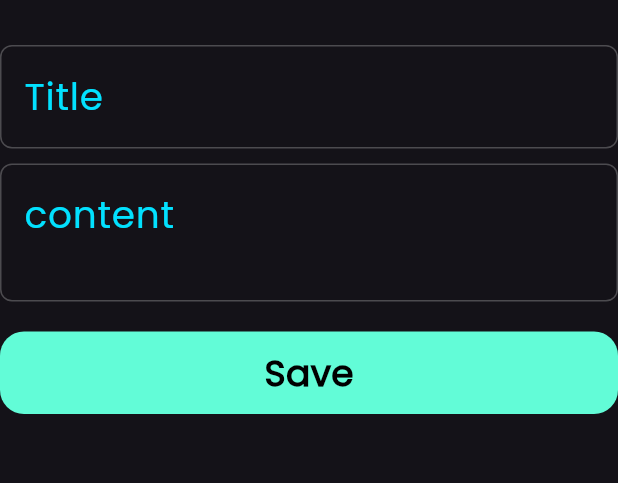
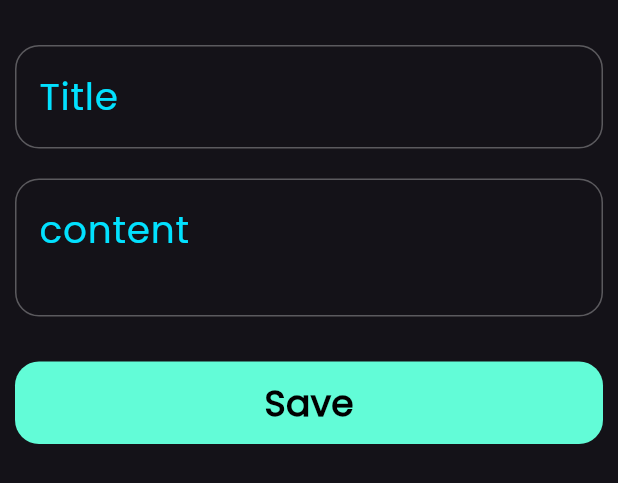
Before and after one commit to stormers15/Notes_App, a Flutter app: the AddNoteBottomSheet widget shown alone on an empty page, opened directly, on a phone screen of 412 x 824 dp. Shown: the top 483 px of the screen. Run offline on Flutter 3.47's test engine with Material 3 defaults, Android fonts, the phone set to English and light mode, and no system bars; our stand-ins replace flutter_bloc, font_awesome_flutter, hive, hive_flutter; accounts and stored records are empty.

Commit message:
create cubit

```diff
--- a/lib/Views/Widgets/add_note_bottom_sheet.dart
+++ b/lib/Views/Widgets/add_note_bottom_sheet.dart
@@ -20,22 +20,24 @@ class _AddNoteBottomSheetState extends State<AddNoteBottomSheet> {
   Widget build(BuildContext context) {
     return Form(
       key: formkey,
+      child: Padding(
+        padding: const EdgeInsets.only(top: 10.0, left: 10, right: 10),
         child: Column(
           children: [
-          const SizedBox(height: 30),
+            const SizedBox(height: 20),
             CustomTextField(
                 hint: "Title",
                 onSaved: (value) {
                   title = value;
                 }),
-          const SizedBox(height: 10),
+            const SizedBox(height: 20),
             CustomTextField(
                 hint: "content",
                 maxLines: 2,
                 onSaved: (value) {
                   subTitle = value;
                 }),
-          const SizedBox(height: 20),
+            const SizedBox(height: 30),
             CustomButton(
               onTap: () {
                 if (formkey.currentState!.validate()) {
@@ -46,8 +48,8 @@ class _AddNoteBottomSheetState extends State<AddNoteBottomSheet> {
                 }
               },
             ),
-          const SizedBox(height: 10),
           ],
+        ),
       ),
     );
   }
--- a/lib/Views/Widgets/custom_text_field.dart
+++ b/lib/Views/Widgets/custom_text_field.dart
@@ -23,6 +23,7 @@ class CustomTextField extends StatelessWidget {
       style: const TextStyle(fontSize: 20),
       cursorColor: kprimarycolor,
       maxLines: maxLines,
+
       decoration: InputDecoration(
         hintText: hint,
         hintStyle: const TextStyle(
@@ -36,7 +37,7 @@ class CustomTextField extends StatelessWidget {
 
   OutlineInputBorder buildBorder([color]) {
     return OutlineInputBorder(
-        borderRadius: BorderRadius.circular(8),
-        borderSide: BorderSide(color: color ?? Colors.white24));
+        borderRadius: BorderRadius.circular(16),
+        borderSide: BorderSide(color: color ?? Colors.white30));
   }
 }
--- /dev/null
+++ b/lib/cubits/add_notes_cubit.dart
@@ -0,0 +1 @@
+import 'package:flutter_bloc/flutter_bloc.dart';
--- /dev/null
+++ b/lib/cubits/add_notes_state.dart
@@ -0,0 +1,5 @@
+part of 'add_notes_state.dart';
+
+abstract class NotesState {}
+
+class NotesInitial extends NotesState {}
--- a/lib/main.dart
+++ b/lib/main.dart
@@ -2,7 +2,6 @@ import 'package:flutter/material.dart';
 import 'package:hive_flutter/adapters.dart';
 import 'package:notes_app/constans.dart';
 import 'package:notes_app/views/notes_view.dart'; // Ensure the path is correct
-
 void main() async {
   await Hive.initFlutter();
   await Hive.openBox(knotesbox);
--- a/pubspec.yaml
+++ b/pubspec.yaml
@@ -8,12 +8,14 @@ environment:
   sdk: '>=3.4.1 <4.0.0'
 
 dependencies:
+  flutter_bloc: ^8.1.6
   flutter:
     sdk: flutter
   cupertino_icons: ^1.0.6
   font_awesome_flutter: ^9.0.0
   hive: ^2.2.3
   hive_flutter: ^1.1.0
+  flutter_bloc: ^8.1.6
 
 dev_dependencies:
   flutter_test:
```
Also changed, not shown: pubspec.lock. Lines whose indentation alone changed are shown as unchanged.
